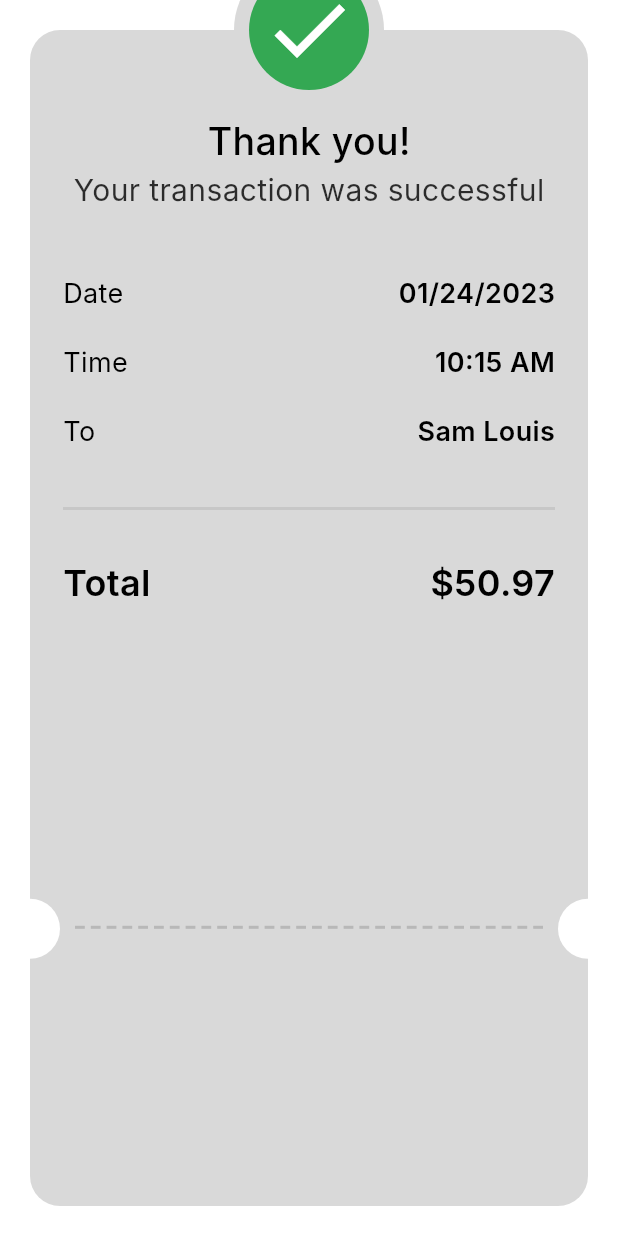
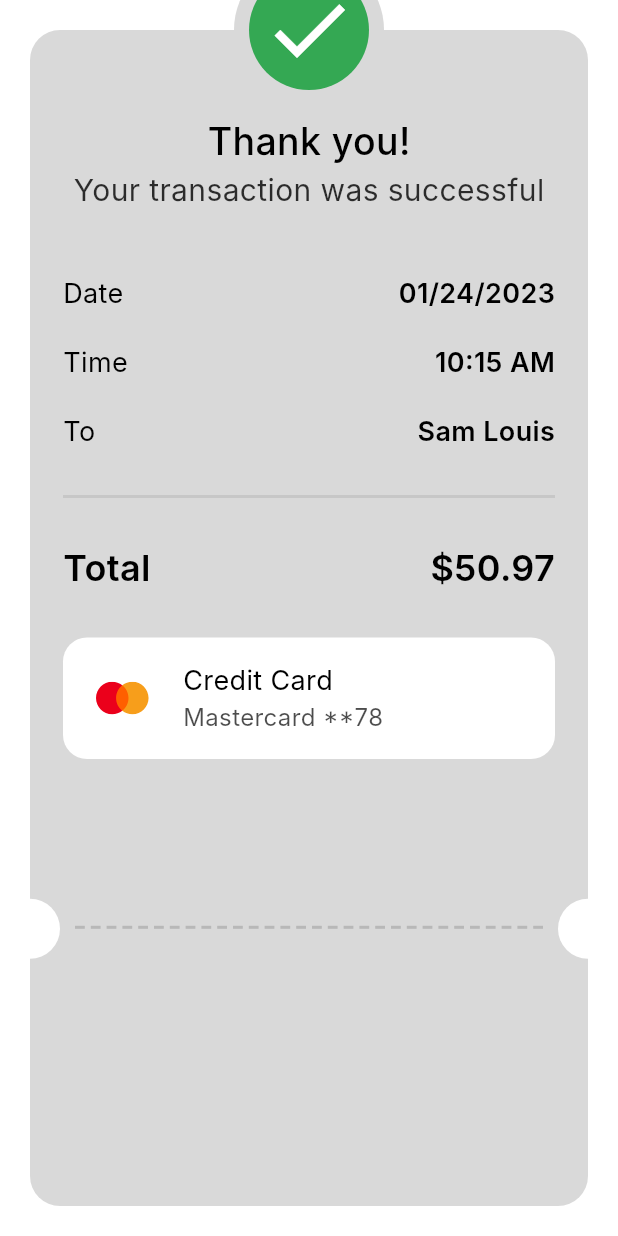
Before and after one commit to mano299/check-out-app, a Flutter app: the ThankYouView screen opened directly, on a phone screen of 412 x 824 dp. Run offline on Flutter 3.47's test engine with Material 3 defaults, Android fonts, the phone set to English and light mode, and no system bars; our stand-ins replace flutter_credit_card, flutter_svg; Roboto replaces fonts that are missing (Inter).

Commit message:
create custom credit card

```diff
--- /dev/null
+++ b/lib/features/check_out/presentation/widget/custom_credit_card.dart
@@ -0,0 +1,38 @@
+import 'package:check_out_app/core/utils/styles.dart';
+import 'package:flutter/material.dart';
+import 'package:flutter_svg/svg.dart';
+
+class CustomCreditCard extends StatelessWidget {
+  const CustomCreditCard({super.key});
+
+  @override
+  Widget build(BuildContext context) {
+    return Container(
+      padding: EdgeInsets.symmetric(horizontal: 22, vertical: 16),
+      decoration: BoxDecoration(
+        color: Colors.white,
+        borderRadius: BorderRadius.circular(16),
+      ),
+      child: Row(
+        children: [
+          SvgPicture.asset('assets/images/master.svg'),
+          SizedBox(width: 22),
+          Column(
+            crossAxisAlignment: CrossAxisAlignment.start,
+            children: [
+              Text(
+                'Credit Card',
+                style: Styles.styleRegular18,
+              ),
+              Text(
+                'Mastercard **78',
+                style: Styles.styleRegular18.copyWith(
+                    fontSize: 16, color: Color(0xff000000).withOpacity(0.7)),
+              )
+            ],
+          )
+        ],
+      ),
+    );
+  }
+}
--- a/lib/features/check_out/presentation/widget/thank_you_card.dart
+++ b/lib/features/check_out/presentation/widget/thank_you_card.dart
@@ -2,6 +2,8 @@ import 'package:check_out_app/core/utils/styles.dart';
 import 'package:check_out_app/features/check_out/presentation/widget/custom_card_info_item.dart';
 import 'package:check_out_app/features/check_out/presentation/widget/total_price.dart';
 import 'package:flutter/material.dart';
+
+import 'custom_credit_card.dart';
 
 class ThankYouCard extends StatelessWidget {
   const ThankYouCard({
@@ -45,14 +47,14 @@ class ThankYouCard extends StatelessWidget {
               title: 'To',
               value: 'Sam Louis',
             ),
-            SizedBox(height: 30),
             Divider(
               color: Color(0xffC7C7C7),
               thickness: 2,
+              height: 60,
             ),
-            SizedBox(height: 24),
             TotalPrice(),
             SizedBox(height: 30),
+            CustomCreditCard()
           ],
         ),
       ),
```
Also changed, not shown: assets/images/master.svg (added).
